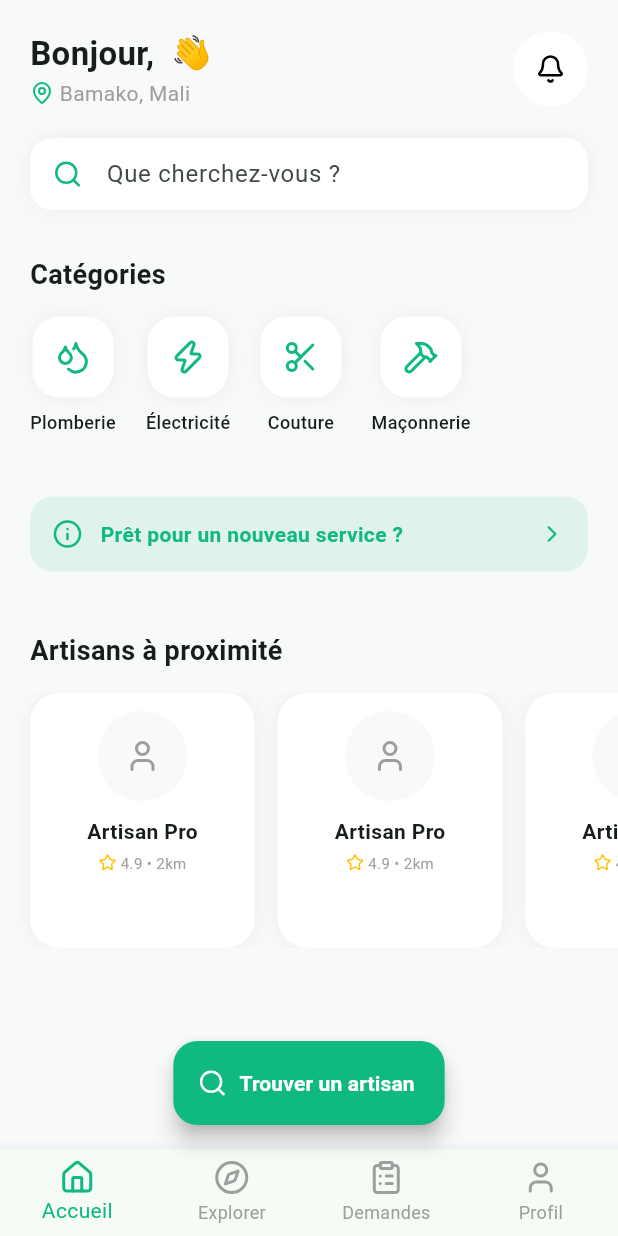
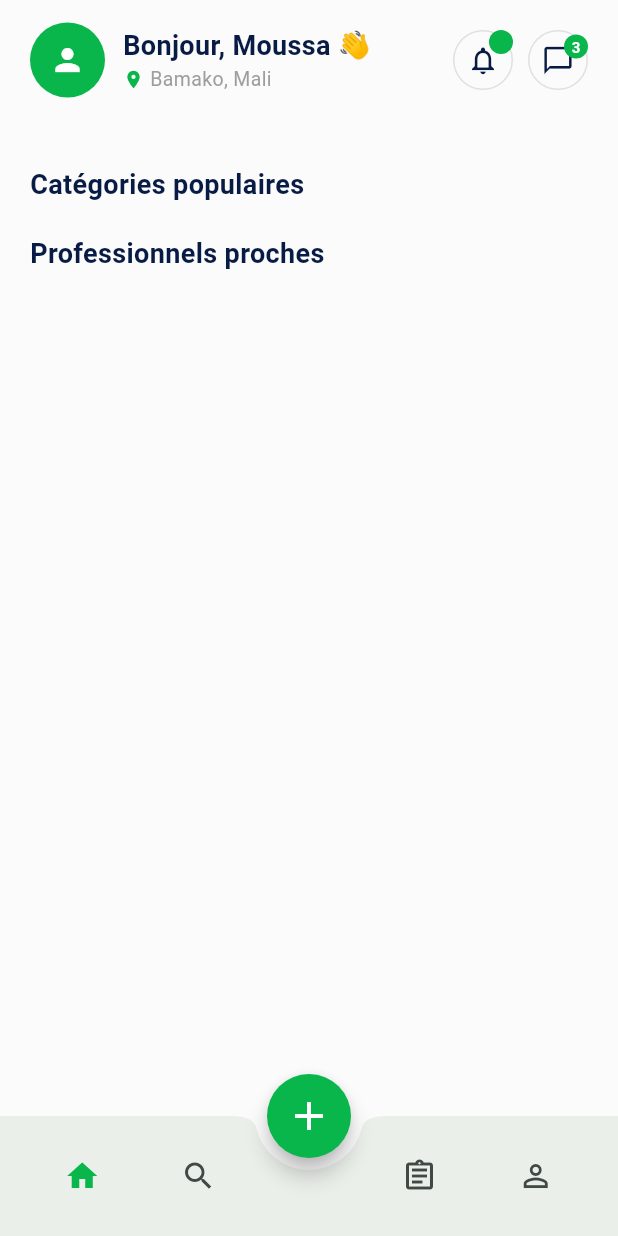
Before and after one commit to Ibrahim-bassoum/Mali_Services_AppClient, a Flutter app: the HomeScreen screen opened by its route, on a phone screen of 412 x 824 dp. Run offline on Flutter 3.47's test engine with Material 3 defaults, Android fonts, the phone set to English and light mode, and no system bars; our stand-ins replace google_fonts, shared_preferences; accounts and stored records are empty.

Commit message:
MISE EN PLACE PAGE HOME:HEADER UI

```diff
--- a/lib/screens/home_screen.dart
+++ b/lib/screens/home_screen.dart
@@ -1,7 +1,6 @@
 import 'package:flutter/material.dart';
-import 'package:lucide_icons/lucide_icons.dart';
-import 'package:shared_preferences/shared_preferences.dart';
-import '../screens/auth_screen.dart'; // Vérifie que le dossier s'appelle bien services
+// Import du premier widget que nous avons créé
+import '../widgets/home/home_header.dart';
 
 class HomeScreen extends StatefulWidget {
   const HomeScreen({super.key});
@@ -11,234 +10,101 @@ class HomeScreen extends StatefulWidget {
 }
 
 class _HomeScreenState extends State<HomeScreen> {
-  static const Color maliServicesGreen = Color(0xFF10B981);
-  static const Color bgColor = Color(0xFFF8F9FA);
-
-  String userName = "Client";
-
-  @override
-  void initState() {
-    super.initState();
-    _loadUserData();
-  }
-
-  void _loadUserData() async {
-    final prefs = await SharedPreferences.getInstance();
-    setState(() {
-      userName = prefs.getString('user_name') ?? "Client";
-    });
-  }
-
   @override
   Widget build(BuildContext context) {
     return Scaffold(
-      backgroundColor: bgColor,
-      body: SafeArea(
-        child: SingleChildScrollView(
-          child: Column(
-            crossAxisAlignment: CrossAxisAlignment.start,
-            children: [
-              _buildHeader(),
-              _buildSearchBar(),
+      backgroundColor: const Color(0xFFFBFBFB),
+      body: const SafeArea(
+        child: CustomScrollView(
+          slivers: [
 
-              const Padding(
-                padding: EdgeInsets.fromLTRB(20, 30, 20, 15),
-                child: Text("Catégories", style: TextStyle(fontSize: 18, fontWeight: FontWeight.bold)),
+            // ==========================================
+            // WIDGET 1 : HEADER (Déjà codé)
+            // ==========================================
+            SliverToBoxAdapter(
+              child: HomeHeader(),
             ),
-              _buildCategories(),
 
-              _buildStatusCard(),
+            // ==========================================
+            // PROCHAIN WIDGET : BARRE DE RECHERCHE
+            // (À insérer ici : SearchBarSection)
+            // ==========================================
+            SliverToBoxAdapter(
+              child: SizedBox(height: 10), // Espace temporaire
+            ),
 
-              const Padding(
-                padding: EdgeInsets.fromLTRB(20, 30, 20, 15),
-                child: Text("Artisans à proximité", style: TextStyle(fontSize: 18, fontWeight: FontWeight.bold)),
+            // ==========================================
+            // PROCHAIN WIDGET : BANNER PROMO
+            // (À insérer ici : PromoBanner)
+            // ==========================================
+            SliverToBoxAdapter(
+              child: SizedBox(height: 20), // Espace temporaire
             ),
-              _buildArtisanCards(),
 
-              const SizedBox(height: 100),
-            ],
+            // ==========================================
+            // PROCHAIN WIDGET : GRILLE DES CATÉGORIES
+            // (À insérer ici : CategoryGrid)
+            // ==========================================
+            SliverToBoxAdapter(
+              child: Padding(
+                padding: EdgeInsets.symmetric(horizontal: 20),
+                child: Text(
+                  "Catégories populaires",
+                  style: TextStyle(
+                    fontSize: 18,
+                    fontWeight: FontWeight.bold,
+                    color: Color(0xFF071B44)
+                  ),
                 ),
               ),
             ),
 
-      floatingActionButton: FloatingActionButton.extended(
-        onPressed: () {},
-        backgroundColor: maliServicesGreen,
-        label: const Text("Trouver un artisan", style: TextStyle(fontWeight: FontWeight.bold, color: Colors.white)),
-        icon: const Icon(LucideIcons.search, color: Colors.white, size: 20),
-      ),
-      floatingActionButtonLocation: FloatingActionButtonLocation.centerFloat,
-
-      bottomNavigationBar: BottomNavigationBar(
-        selectedItemColor: maliServicesGreen,
-        unselectedItemColor: Colors.grey,
-        showUnselectedLabels: true,
-        type: BottomNavigationBarType.fixed,
-        onTap: (index) async {
-          if (index == 3) { // Profil / Déconnexion
-            await AuthService.logout();
-            if (mounted) Navigator.pushReplacementNamed(context, '/welcome');
-          }
-        },
-        items: const [
-          BottomNavigationBarItem(icon: Icon(LucideIcons.home), label: "Accueil"),
-          BottomNavigationBarItem(icon: Icon(LucideIcons.compass), label: "Explorer"),
-          BottomNavigationBarItem(icon: Icon(LucideIcons.clipboardList), label: "Demandes"),
-          BottomNavigationBarItem(icon: Icon(LucideIcons.user), label: "Profil"),
-        ],
-      ),
-    );
-  }
-
-  Widget _buildHeader() {
-    return Padding(
-      padding: const EdgeInsets.all(20.0),
-      child: Row(
-        mainAxisAlignment: MainAxisAlignment.spaceBetween,
-        children: [
-          Column(
-            crossAxisAlignment: CrossAxisAlignment.start,
-            children: [
-              Text("Bonjour, $userName 👋", style: const TextStyle(fontSize: 22, fontWeight: FontWeight.bold)),
-              const Row(
-                children: [
-                  Icon(LucideIcons.mapPin, color: maliServicesGreen, size: 16),
-                  Text(" Bamako, Mali", style: TextStyle(color: Colors.grey)),
-                ],
-              ),
-            ],
-          ),
-          const CircleAvatar(
-            radius: 25,
-            backgroundColor: Colors.white,
-            child: Icon(LucideIcons.bell, color: Colors.black, size: 20)
-          ),
-        ],
-      ),
-    );
-  }
-
-  Widget _buildSearchBar() {
-    return Padding(
-      padding: const EdgeInsets.symmetric(horizontal: 20),
-      child: Container(
-        padding: const EdgeInsets.symmetric(horizontal: 15),
-        decoration: BoxDecoration(
-          color: Colors.white,
-          borderRadius: BorderRadius.circular(15),
-          boxShadow: [BoxShadow(color: Colors.black.withOpacity(0.05), blurRadius: 10)],
-        ),
-        child: const TextField(
-          decoration: InputDecoration(
-            icon: Icon(LucideIcons.search, color: maliServicesGreen, size: 20),
-            hintText: "Que cherchez-vous ?",
-            border: InputBorder.none,
+            // ==========================================
+            // PROCHAIN WIDGET : LISTE DES ARTISANS
+            // (À insérer ici : ArtisanListSection)
+            // ==========================================
+            SliverToBoxAdapter(
+              child: Padding(
+                padding: EdgeInsets.all(20),
+                child: Text(
+                  "Professionnels proches",
+                  style: TextStyle(
+                    fontSize: 18,
+                    fontWeight: FontWeight.bold,
+                    color: Color(0xFF071B44)
                   ),
                 ),
               ),
-    );
-  }
+            ),
 
-  Widget _buildCategories() {
-    return SizedBox(
-      height: 110,
-      child: ListView(
-        scrollDirection: Axis.horizontal,
-        padding: const EdgeInsets.only(left: 20),
-        children: [
-          _catItem("Plomberie", LucideIcons.droplets),
-          _catItem("Électricité", LucideIcons.zap),
-          _catItem("Couture", LucideIcons.scissors),
-          _catItem("Maçonnerie", LucideIcons.hammer),
           ],
         ),
-    );
-  }
+      ),
 
-  Widget _catItem(String label, IconData icon) {
-    return Padding(
-      padding: const EdgeInsets.only(right: 20),
-      child: Column(
+      // BOUTON CENTRAL "+"
+      floatingActionButton: FloatingActionButton(
+        onPressed: () {},
+        backgroundColor: const Color(0xFF08B64B),
+        shape: const CircleBorder(),
+        child: const Icon(Icons.add, color: Colors.white, size: 32),
+      ),
+      floatingActionButtonLocation: FloatingActionButtonLocation.centerDocked,
+
+      // BARRE DE NAVIGATION
+      bottomNavigationBar: BottomAppBar(
+        shape: const CircularNotchedRectangle(),
+        notchMargin: 8,
+        child: Row(
+          mainAxisAlignment: MainAxisAlignment.spaceAround,
           children: [
-          Container(
-            padding: const EdgeInsets.all(15),
-            decoration: BoxDecoration(
-              color: Colors.white,
-              borderRadius: BorderRadius.circular(18),
-              boxShadow: [BoxShadow(color: Colors.black.withOpacity(0.05), blurRadius: 10)],
-            ),
-            child: Icon(icon, color: maliServicesGreen, size: 24),
-          ),
-          const SizedBox(height: 8),
-          Text(label, style: const TextStyle(fontSize: 12, fontWeight: FontWeight.w500)),
-        ],
-      ),
-    );
-  }
-
-  Widget _buildStatusCard() {
-    return Padding(
-      padding: const EdgeInsets.symmetric(horizontal: 20, vertical: 10),
-      child: Container(
-        padding: const EdgeInsets.all(15),
-        decoration: BoxDecoration(
-          color: maliServicesGreen.withOpacity(0.1),
-          borderRadius: BorderRadius.circular(15)
-        ),
-        child: const Row(
-          children: [
-            Icon(LucideIcons.info, color: maliServicesGreen, size: 20),
-            SizedBox(width: 12),
-            Expanded(
-              child: Text("Prêt pour un nouveau service ?",
-                style: TextStyle(color: maliServicesGreen, fontWeight: FontWeight.bold))
-            ),
-            Icon(LucideIcons.chevronRight, size: 18, color: maliServicesGreen),
+            IconButton(icon: const Icon(Icons.home, color: Color(0xFF08B64B)), onPressed: () {}),
+            IconButton(icon: const Icon(Icons.search), onPressed: () {}),
+            const SizedBox(width: 40), // Espace pour le bouton FAB
+            IconButton(icon: const Icon(Icons.assignment_outlined), onPressed: () {}),
+            IconButton(icon: const Icon(Icons.person_outline), onPressed: () {}),
           ],
         ),
       ),
     );
   }
-
-  Widget _buildArtisanCards() {
-    return SizedBox(
-      height: 170,
-      child: ListView.builder(
-        scrollDirection: Axis.horizontal,
-        padding: const EdgeInsets.only(left: 20),
-        itemCount: 3,
-        itemBuilder: (context, index) {
-          return Container(
-            width: 150,
-            margin: const EdgeInsets.only(right: 15),
-            padding: const EdgeInsets.all(12),
-            decoration: BoxDecoration(
-              color: Colors.white,
-              borderRadius: BorderRadius.circular(20),
-              boxShadow: [BoxShadow(color: Colors.black.withOpacity(0.05), blurRadius: 10)]
-            ),
-            child: const Column(
-              children: [
-                CircleAvatar(
-                  radius: 30,
-                  backgroundColor: bgColor,
-                  child: Icon(LucideIcons.user, color: Colors.grey)
-                ),
-                SizedBox(height: 10),
-                Text("Artisan Pro", style: TextStyle(fontWeight: FontWeight.bold)),
-                SizedBox(height: 4),
-                Row(
-                  mainAxisAlignment: MainAxisAlignment.center,
-                  children: [
-                    Icon(LucideIcons.star, color: Colors.amber, size: 12),
-                    Text(" 4.9 • 2km", style: TextStyle(fontSize: 10, color: Colors.grey)),
-                  ],
-                ),
-              ],
-            ),
-          );
-        },
-      ),
-    );
 }
-}
--- /dev/null
+++ b/lib/widgets/home/home_header.dart
@@ -0,0 +1,74 @@
+import 'package:flutter/material.dart';
+
+class HomeHeader extends StatelessWidget {
+  const HomeHeader({super.key});
+
+  @override
+  Widget build(BuildContext context) {
+    return Padding(
+      padding: const EdgeInsets.symmetric(horizontal: 20, vertical: 15),
+      child: Row(
+        children: [
+          // Photo de profil
+          const CircleAvatar(
+            radius: 25,
+            backgroundColor: Color(0xFF08B64B),
+            child: Icon(Icons.person, color: Colors.white), // Plus tard : Image.network de Laravel
+          ),
+          const SizedBox(width: 12),
+          // Texte de bienvenue
+          const Column(
+            crossAxisAlignment: CrossAxisAlignment.start,
+            children: [
+              Text(
+                "Bonjour, Moussa 👋",
+                style: TextStyle(fontSize: 18, fontWeight: FontWeight.bold, color: Color(0xFF071B44)),
+              ),
+              Row(
+                children: [
+                  Icon(Icons.location_on, size: 14, color: Color(0xFF08B64B)),
+                  SizedBox(width: 4),
+                  Text("Bamako, Mali", style: TextStyle(color: Colors.grey, fontSize: 13)),
+                ],
+              ),
+            ],
+          ),
+          const Spacer(),
+          // Boutons de notification et chat
+          _buildCircleIcon(Icons.notifications_none_outlined, hasBadge: true),
+          const SizedBox(width: 10),
+          _buildCircleIcon(Icons.chat_bubble_outline, count: "3"),
+        ],
+      ),
+    );
+  }
+
+  // Petit helper pour les icônes rondes avec badges
+  Widget _buildCircleIcon(IconData icon, {bool hasBadge = false, String? count}) {
+    return Stack(
+      children: [
+        Container(
+          padding: const EdgeInsets.all(8),
+          decoration: BoxDecoration(
+            shape: BoxShape.circle,
+            border: Border.all(color: Colors.grey.shade300),
+          ),
+          child: Icon(icon, size: 22, color: const Color(0xFF071B44)),
+        ),
+        if (hasBadge || count != null)
+          Positioned(
+            right: 0,
+            top: 0,
+            child: Container(
+              padding: const EdgeInsets.all(4),
+              decoration: const BoxDecoration(color: Color(0xFF08B64B), shape: BoxShape.circle),
+              constraints: const BoxConstraints(minWidth: 16, minHeight: 16),
+              child: count != null
+                ? Text(count, style: const TextStyle(color: Colors.white, fontSize: 10, fontWeight: FontWeight.bold), textAlign: TextAlign.center)
+                : null,
+            ),
+          ),
+      ],
+    );
+  }
+}
```
Also changed, not shown: lib/widgets/home/artisan_list.dart (added), lib/widgets/home/categories_grid.dart (added), lib/widgets/home/promo_banner.dart (added), lib/widgets/home/search_bar_section.dart (added). Lines whose indentation alone changed are shown as unchanged.
